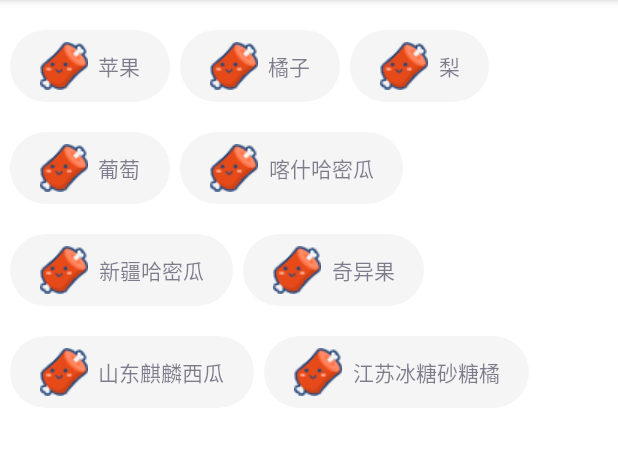
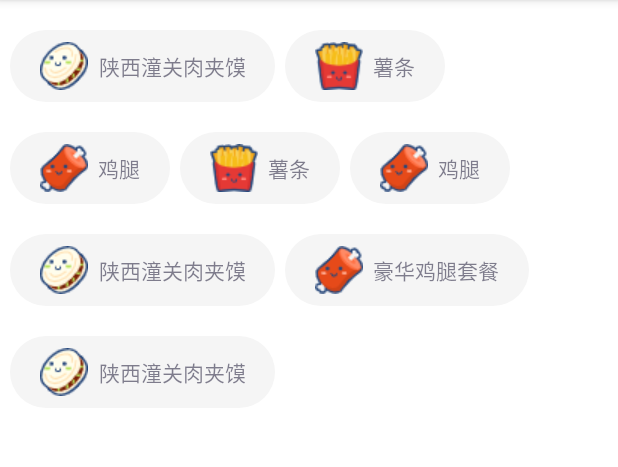
Before and after one commit to China-Android/Android-FlowLayout, an Android app: the screen it shows after launch (MainActivity), on a phone screen of 412 x 824 dp, the part 84-551 px from its top. Run offline under Robolectric (Android 15) with nearby library versions, the phone set to English and light mode, and no system bars.

Commit message:
v1.1增加每个条目支持添加不同图片，长按可以删除对应条目

```diff
--- /dev/null
+++ b/AndroidFlowLayoutLibrary/src/main/java/com/example/androidflowlayoutlibrary/FlowDataBean.java
@@ -0,0 +1,35 @@
+package com.example.androidflowlayoutlibrary;
+
+/**
+ * @author HL
+ * @Date 2022/9/9
+ */
+public class FlowDataBean {
+    private String itemText;
+    private int drawableId;
+
+    public FlowDataBean(String itemText) {
+        this.itemText = itemText;
+    }
+
+    public FlowDataBean(String itemText, int drawableId) {
+        this.itemText = itemText;
+        this.drawableId = drawableId;
+    }
+
+    public String getItemText() {
+        return itemText;
+    }
+
+    public void setItemText(String itemText) {
+        this.itemText = itemText;
+    }
+
+    public int getDrawableId() {
+        return drawableId;
+    }
+
+    public void setDrawableId(int drawableId) {
+        this.drawableId = drawableId;
+    }
+}
--- a/AndroidFlowLayoutLibrary/src/main/java/com/example/androidflowlayoutlibrary/MyFlowLayout.java
+++ b/AndroidFlowLayoutLibrary/src/main/java/com/example/androidflowlayoutlibrary/MyFlowLayout.java
@@ -5,15 +5,16 @@ import android.content.res.TypedArray;
 import android.graphics.drawable.Drawable;
 import android.text.InputFilter;
 import android.util.AttributeSet;
-import android.util.Log;
 import android.view.LayoutInflater;
 import android.view.View;
 import android.view.ViewGroup;
+import android.widget.FrameLayout;
 import android.widget.TextView;
 
 import androidx.core.content.ContextCompat;
 
 import java.util.ArrayList;
+import java.util.Collection;
 import java.util.List;
 
 /**
@@ -36,7 +37,7 @@ public class MyFlowLayout extends ViewGroup {
     private float mBorderRadius;
     private int textBackground;
     private int textDrawableLeft;
-    private List<String> mData = new ArrayList<>();
+    private List<FlowDataBean> mData = new ArrayList<>();
     private List<List<View>> mLines = new ArrayList<>();//代表我们的行
 
     public MyFlowLayout(Context context) {
@@ -49,10 +50,10 @@ public class MyFlowLayout extends ViewGroup {
 
     public MyFlowLayout(Context context, AttributeSet attrs, int defStyleAttr) {
         super(context, attrs, defStyleAttr);
-        DEFAULT_HORIZONTAL_MARGIN = dptopx.dip2px(context,5f);//元素之间的水平间距
-        DEFAULT_VERTICAL_MARGIN = dptopx.dip2px(context,5f);//元素之间的竖直间距
+        DEFAULT_HORIZONTAL_MARGIN = dptopx.dip2px(context, 5f);//元素之间的水平间距
+        DEFAULT_VERTICAL_MARGIN = dptopx.dip2px(context, 5f);//元素之间的竖直间距
         DEFAULT_TEXT_MAX_LENGTH = -1;//元素里面的字体长度限制
-        DEFAULT_BORDER_RADIUS = dptopx.dip2px(context,5f);//元素外面的边框弧度
+        DEFAULT_BORDER_RADIUS = dptopx.dip2px(context, 5f);//元素外面的边框弧度
         //获取属性
         TypedArray a = context.obtainStyledAttributes(attrs, R.styleable.FlowLayout);
         mMaxLines = a.getInt(R.styleable.FlowLayout_maxLines, DEFAULT_LINE);
@@ -62,8 +63,8 @@ public class MyFlowLayout extends ViewGroup {
         mHorizontalMargin = a.getDimension(R.styleable.FlowLayout_itemHorizontalMargin, DEFAULT_HORIZONTAL_MARGIN);
         mVerticalMargin = a.getDimension(R.styleable.FlowLayout_itemVerticalMargin, DEFAULT_VERTICAL_MARGIN);
         mTextMaxLength = a.getInt(R.styleable.FlowLayout_textMaxLength, DEFAULT_TEXT_MAX_LENGTH);
-        textBackground = a.getResourceId(R.styleable.FlowLayout_textBackground,0);
-        textDrawableLeft = a.getResourceId(R.styleable.FlowLayout_textDrawableLeft,0);
+        textBackground = a.getResourceId(R.styleable.FlowLayout_textBackground, 0);
+        textDrawableLeft = a.getResourceId(R.styleable.FlowLayout_textDrawableLeft, 0);
         if (mTextMaxLength < 1 && mTextMaxLength != DEFAULT_TEXT_MAX_LENGTH) {
             throw new IllegalArgumentException("字数不能小于0");
         }
@@ -73,38 +74,11 @@ public class MyFlowLayout extends ViewGroup {
         a.recycle();
     }
 
-    @Override
-    protected void onLayout(boolean changed, int l, int t, int r, int b) {
 
-        View firstChild = getChildAt(0);
-        int currentLeft = (int) mHorizontalMargin + getPaddingLeft();
-        int currentTop = (int) mVerticalMargin + getPaddingTop();
-        int currentRight = (int) mHorizontalMargin + getPaddingLeft();
-        int currentBottom = firstChild.getMeasuredHeight() + (int) mVerticalMargin + getPaddingTop();
-
-        for (List<View> line : mLines) {
-            for (View view : line) {
-                //布局每一行
-                int Width = view.getMeasuredWidth();
-                currentRight += Width;
-                //判断最右面边界是否超出屏幕
-                if (currentRight > getMeasuredWidth() - mHorizontalMargin) {
-                    currentRight = getMeasuredWidth() - (int) mHorizontalMargin;
-                }
-                view.layout(currentLeft, currentTop, currentRight, currentBottom);
-                currentLeft = currentRight + (int) mHorizontalMargin;
-                currentRight += (int) mHorizontalMargin;
-            }
-            //换行后左边距清零
-            currentLeft = (int) mHorizontalMargin + getPaddingLeft();
-            currentRight = (int) mHorizontalMargin + getPaddingLeft();
-            currentBottom += firstChild.getMeasuredHeight() + (int) mVerticalMargin;//这里是上下间距都 添加了
-            currentTop += firstChild.getMeasuredHeight() + (int) mVerticalMargin;
-        }
-    }
 
     /**
-     * 这两个值来源于父控件，也就是最外层的线性布局 拆分是包含一个是值一个是模式，其实里面是类型用高2位来表示模式
+     * 1.onMeasure属于测量第一阶段
+     * 这两个值来源于父控件，也就是最外层的布局 拆分是包含一个是值一个是模式，其实里面是类型用高2位来表示模式
      *
      * @param widthMeasureSpec
      * @param heightMeasureSpec
@@ -163,6 +137,46 @@ public class MyFlowLayout extends ViewGroup {
         setMeasuredDimension(parentWidthsize, parentHeightTargetSize);
     }
 
+    /**
+     * 1.属于第二阶段，用来测试量每一个item里面孩子的位置
+     * @param changed
+     * @param l
+     * @param t
+     * @param r
+     * @param b
+     */
+    @Override
+    protected void onLayout(boolean changed, int l, int t, int r, int b) {
+        if (getChildAt(0)==null){
+            return;
+        }
+        View firstChild = getChildAt(0);
+        int currentLeft = (int) mHorizontalMargin + getPaddingLeft();
+        int currentTop = (int) mVerticalMargin + getPaddingTop();
+        int currentRight = (int) mHorizontalMargin + getPaddingLeft();
+        int currentBottom = firstChild.getMeasuredHeight() + (int) mVerticalMargin + getPaddingTop();
+
+        for (List<View> line : mLines) {
+            for (View view : line) {
+                //布局每一行
+                int Width = view.getMeasuredWidth();
+                currentRight += Width;
+                //判断最右面边界是否超出屏幕
+                if (currentRight > getMeasuredWidth() - mHorizontalMargin) {
+                    currentRight = getMeasuredWidth() - (int) mHorizontalMargin;
+                }
+                view.layout(currentLeft, currentTop, currentRight, currentBottom);
+                currentLeft = currentRight + (int) mHorizontalMargin;
+                currentRight += (int) mHorizontalMargin;
+            }
+            //换行后左边距清零
+            currentLeft = (int) mHorizontalMargin + getPaddingLeft();
+            currentRight = (int) mHorizontalMargin + getPaddingLeft();
+            currentBottom += firstChild.getMeasuredHeight() + (int) mVerticalMargin;//这里是上下间距都 添加了
+            currentTop += firstChild.getMeasuredHeight() + (int) mVerticalMargin;
+        }
+    }
+
     private boolean chackChildCanBeAdd(List<View> line, View child, int parentWidthsize) {
         //拿到孩子尺寸
         int measuredWidth = child.getMeasuredWidth();
@@ -174,7 +188,7 @@ public class MyFlowLayout extends ViewGroup {
         return totalWidth <= parentWidthsize;
     }
 
-    public void setTextList(List<String> data) {
+    public void setTextList(Collection data) {
         this.mData.clear();
         this.mData.addAll(data);
         //根据数据创建子View并且添加进来
@@ -185,54 +199,99 @@ public class MyFlowLayout extends ViewGroup {
         //清空原有的内容
         removeAllViews();
         //添加子View进来
-        for (final String datum : mData) {
-            TextView textView = (TextView) LayoutInflater.from(getContext()).inflate(R.layout.item_flow_text, this, false);
-            if (mTextColor>0){
+        for (int i = 0; i < mData.size(); i++) {
+            int finalI = i;
+            FrameLayout fl = (FrameLayout) LayoutInflater.from(getContext()).inflate(R.layout.item_flow_text, this, false);
+            TextView textView = fl.findViewById(R.id.tv_item);
+            TextView tvClose = fl.findViewById(R.id.tv_close);
+            if (mTextColor > 0) {
                 textView.setTextColor(mTextColor);
             }
-            if (textBackground>0){
+            if (textBackground > 0) {
                 textView.setBackgroundResource(textBackground);
             }
 
-            if (textDrawableLeft>0){
-                Drawable drawable = ContextCompat.getDrawable(getContext(),textDrawableLeft);
+            if (textDrawableLeft > 0) {
+                Drawable drawable = ContextCompat.getDrawable(getContext(), textDrawableLeft);
                 drawable.setBounds(0, 0, drawable.getMinimumWidth(), drawable.getMinimumHeight());//设置drawable显示在（left, top) 和（right, bottom)构成的矩形中
                 textView.setCompoundDrawablePadding(10);
-                textView.setCompoundDrawables(drawable,null,null,null);
+                textView.setCompoundDrawables(drawable, null, null, null);
+            }else if (mData.get(finalI).getDrawableId()>0){
+                Drawable drawable = ContextCompat.getDrawable(getContext(), mData.get(finalI).getDrawableId());
+                drawable.setBounds(0, 0, drawable.getMinimumWidth(), drawable.getMinimumHeight());//设置drawable显示在（left, top) 和（right, bottom)构成的矩形中
+                textView.setCompoundDrawablePadding(10);
+                textView.setCompoundDrawables(drawable, null, null, null);
             }
+
             if (mTextMaxLength != DEFAULT_TEXT_MAX_LENGTH) {
                 //设置TextView的最长内容
                 textView.setFilters(new InputFilter[]{new InputFilter.LengthFilter(mTextMaxLength)});
             }
-            textView.setText(datum);
-            textView.setOnClickListener(new OnClickListener() {
+            String item = mData.get(i).getItemText();
+            textView.setText(item);
+
+
+            //条目点击事件
+            textView.setOnClickListener(v -> {
+                if (mOnClickItemListener != null)
+                    mOnClickItemListener.onItemClick(v, item, finalI);
+            });
+
+            //删除按钮点击事件
+            tvClose.setOnClickListener(view -> {
+                //更新数据，重新渲染
+                removeAllViews();
+                mData.remove(finalI);
+                setUpChildren();
+            });
+
+            //条目长按事件
+            textView.setOnLongClickListener(new OnLongClickListener() {
                 @Override
-                public void onClick(View v) {
-                    if (mOnClickItemListener != null)
-                        mOnClickItemListener.onItemClick(v, datum);
+                public boolean onLongClick(View view) {
+                    //展示当前x，关闭其他条目显示x
+                    tvClose.setVisibility(VISIBLE);
+                    for (int j = 0; j < mData.size(); j++) {
+                        if (j!=finalI){
+                            FrameLayout flTemp = (FrameLayout) getChildAt(j);
+                            flTemp.findViewById(R.id.tv_close).setVisibility(GONE);
+                        }
+                    }
+
+                    return false;
                 }
             });
             //设置子View的相关属性....
-            addView(textView);
+            addView(fl);
         }
     }
 
     private OnClickItemListener mOnClickItemListener;
+    private OnClickLongDelItemListener mOnClickLongDelItemListener;
 
     /**
      * 设置每个条目的点击事件
+     *
      * @param listener
      */
     public void setOnClickItemListener(OnClickItemListener listener) {
         this.mOnClickItemListener = listener;
     }
 
+    public void OnClickLongDelItemListener(OnClickLongDelItemListener longListener) {
+        this.mOnClickLongDelItemListener = longListener;
+    }
     public interface OnClickItemListener {
-        void onItemClick(View v, String text);
+        void onItemClick(View v, String text, int pos);
+    }
+
+    public interface OnClickLongDelItemListener {
+        void onItemDelClick(View v,String text,int pos);
     }
 
     /**
      * 获取显示控件的最大行数
+     *
      * @return
      */
     public int getMaxLines() {
@@ -241,6 +300,7 @@ public class MyFlowLayout extends ViewGroup {
 
     /**
      * 设置显示控件的最大行数
+     *
      * @param mMaxLines
      */
     public void setMaxLines(int mMaxLines) {
@@ -256,6 +316,7 @@ public class MyFlowLayout extends ViewGroup {
 
     /**
      * 设置每个条目之间的间距
+     *
      * @param mHorizontalMargin
      */
     public void setHorizontalMargin(float mHorizontalMargin) {
@@ -264,6 +325,7 @@ public class MyFlowLayout extends ViewGroup {
 
     /**
      * 获取每行之间的上下间距
+     *
      * @return
      */
     public float getVerticalMargin() {
@@ -272,6 +334,7 @@ public class MyFlowLayout extends ViewGroup {
 
     /**
      * 设置每行之间的上下间距
+     *
      * @param mVerticalMargin
      */
     public void setVerticalMargin(float mVerticalMargin) {
@@ -280,6 +343,7 @@ public class MyFlowLayout extends ViewGroup {
 
     /**
      * 获取字体颜色
+     *
      * @return
      */
     public int getTextColor() {
@@ -288,6 +352,7 @@ public class MyFlowLayout extends ViewGroup {
 
     /**
      * 设置字体颜色
+     *
      * @param mTextColor
      */
     public void setTextColor(int mTextColor) {
@@ -301,6 +366,7 @@ public class MyFlowLayout extends ViewGroup {
 
     /**
      * 字体最大长度
+     *
      * @param mTextMaxLength
      */
     public void setTextMaxLength(int mTextMaxLength) {
@@ -313,18 +379,24 @@ public class MyFlowLayout extends ViewGroup {
 
     /**
      * 设置条目背景
+     *
      * @param textBackground
      */
     public void setTextBackground(int textBackground) {
         this.textBackground = textBackground;
     }
 
+    /**
+     * 获取文字左面图片
+     * @return
+     */
     public int getTextDrawableLeft() {
         return textDrawableLeft;
     }
 
     /**
      * 设置文字左面图片
+     *
      * @param textDrawableLeft
      */
     public void setTextDrawableLeft(int textDrawableLeft) {
--- a/AndroidFlowLayoutLibrary/src/main/res/layout/item_flow_text.xml
+++ b/AndroidFlowLayoutLibrary/src/main/res/layout/item_flow_text.xml
@@ -1,5 +1,10 @@
 <?xml version="1.0" encoding="utf-8"?>
-<TextView xmlns:android="http://schemas.android.com/apk/res/android"
+<FrameLayout
+    xmlns:android="http://schemas.android.com/apk/res/android"
+    android:layout_width="wrap_content"
+    android:layout_height="wrap_content">
+    <TextView
+        android:id="@+id/tv_item"
         android:orientation="vertical"
         android:layout_width="wrap_content"
         android:layout_height="wrap_content"
@@ -11,6 +16,12 @@
         android:singleLine="true"
         android:textColor="@color/grey"
         android:gravity="center"
-    android:background="@drawable/bg_flow_gray">
-
-</TextView>
+        android:background="@drawable/bg_flow_gray"/>
+    <TextView
+        android:visibility="gone"
+        android:id="@+id/tv_close"
+        android:layout_gravity="right"
+        android:background="@drawable/close"
+        android:layout_width="15dp"
+        android:layout_height="15dp"/>
+</FrameLayout>
--- a/app/src/main/java/com/example/androidflowlayout/MainActivity.java
+++ b/app/src/main/java/com/example/androidflowlayout/MainActivity.java
@@ -3,8 +3,8 @@ package com.example.androidflowlayout;
 import androidx.appcompat.app.AppCompatActivity;
 
 import android.os.Bundle;
-import android.view.View;
 
+import com.example.androidflowlayoutlibrary.FlowDataBean;
 import com.example.androidflowlayoutlibrary.MyFlowLayout;
 
 import java.util.ArrayList;
@@ -14,7 +14,7 @@ import java.util.List;
 public class MainActivity extends AppCompatActivity {
 
     private MyFlowLayout fl_layout;
-    private List<String> list;
+    private List<FlowDataBean> list;
 
     @Override
     protected void onCreate(Bundle savedInstanceState) {
@@ -22,20 +22,33 @@ public class MainActivity extends AppCompatActivity {
         setContentView(R.layout.activity_main);
         list = new ArrayList<>();
         fl_layout = findViewById(R.id.fl);
-        list.add("苹果");
-        list.add("橘子");
-        list.add("梨");
-        list.add("葡萄");
-        list.add("喀什哈密瓜");
-        list.add("新疆哈密瓜");
-        list.add("奇异果");
-        list.add("山东麒麟西瓜");
-        list.add("江苏冰糖砂糖橘");
+        FlowDataBean a = new FlowDataBean("陕西潼关肉夹馍", com.example.androidflowlayoutlibrary.R.drawable.a);
+        FlowDataBean b = new FlowDataBean("薯条", com.example.androidflowlayoutlibrary.R.drawable.b);
+        FlowDataBean c = new FlowDataBean("鸡腿", com.example.androidflowlayoutlibrary.R.drawable.c);
+        FlowDataBean d = new FlowDataBean("豪华鸡腿套餐", com.example.androidflowlayoutlibrary.R.drawable.c);
+        list.add(a);
+        list.add(b);
+        list.add(c);
+        list.add(b);
+        list.add(c);
+        list.add(a);
+        list.add(d);
+        list.add(a);
+
+//        list.add("苹果");
+//        list.add("橘子");
+//        list.add("梨");
+//        list.add("葡萄");
+//        list.add("喀什哈密瓜");
+//        list.add("新疆哈密瓜");
+//        list.add("奇异果");
+//        list.add("山东麒麟西瓜");
+//        list.add("江苏冰糖砂糖橘");
         fl_layout.setVerticalMargin(30);
         fl_layout.setTextColor(R.color.purple_500);
         fl_layout.setHorizontalMargin(10);
         fl_layout.setTextList(list);
-        fl_layout.setOnClickItemListener((v, text) -> {
+        fl_layout.setOnClickItemListener((v, text,pos) -> {
 
         });
     }
--- a/app/src/main/res/layout/activity_main.xml
+++ b/app/src/main/res/layout/activity_main.xml
@@ -10,6 +10,5 @@
         android:id="@+id/fl"
         android:layout_width="match_parent"
         android:layout_height="300dp"
-        app:textBackground="@drawable/bg_flow_gray"
-        app:textDrawableLeft="@drawable/c"/>
+        app:textBackground="@drawable/bg_flow_gray" />
 </LinearLayout>
```
Also changed, not shown: AndroidFlowLayoutLibrary/src/main/res/drawable/a.png (added), AndroidFlowLayoutLibrary/src/main/res/drawable/b.png (added), AndroidFlowLayoutLibrary/src/main/res/drawable/close.png (added). Lines whose indentation alone changed are shown as unchanged.
